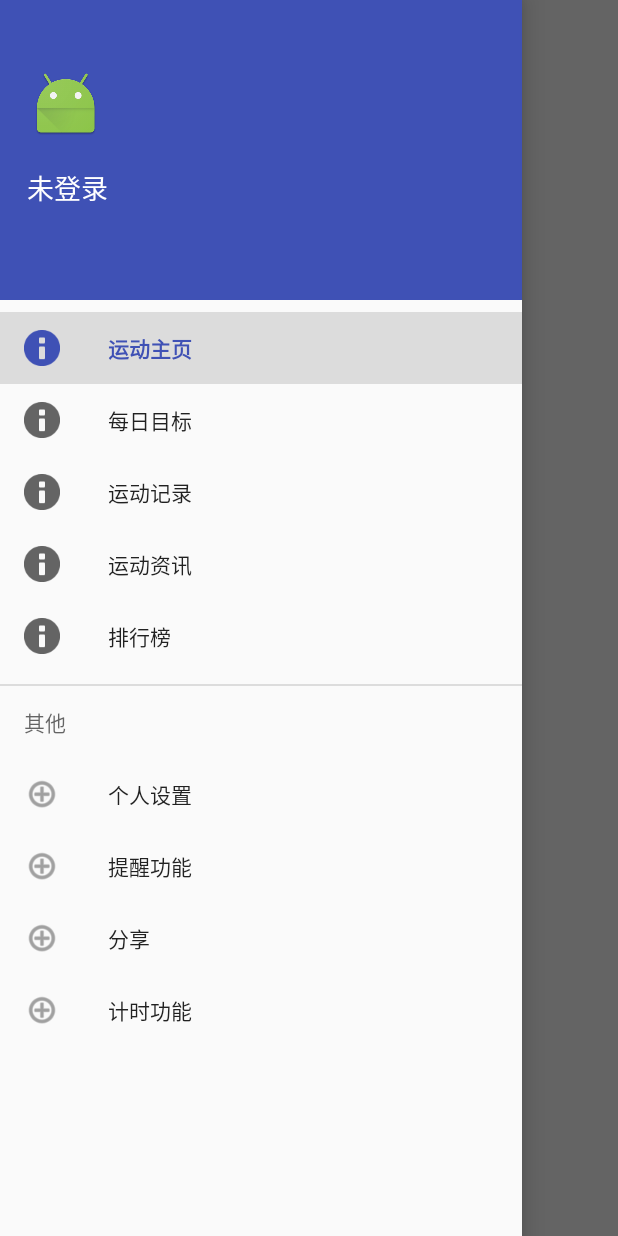
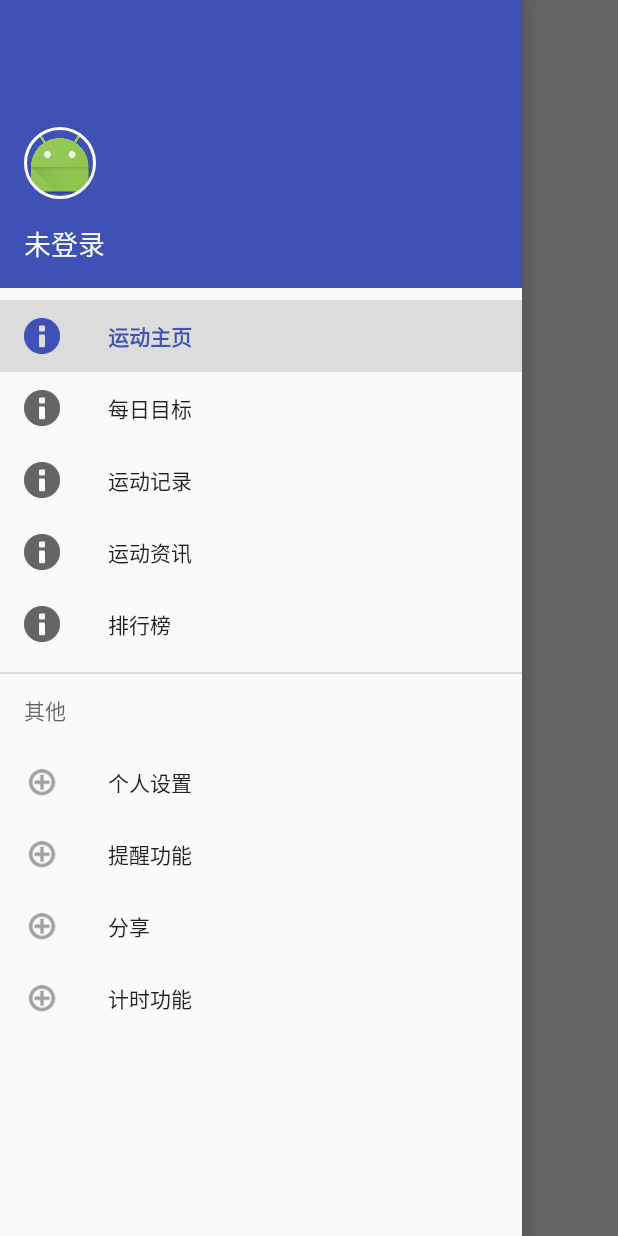
Before and after one commit to fahrul66/StudyDemo, an Android app: the screen it shows after launch (MainActivity), with the side drawer open, on a phone screen of 412 x 824 dp. Run offline under Robolectric (Android 15) with nearby library versions, the phone set to English and light mode, and no system bars; our stand-ins replace ButterKnife, CircleImageView; libraries missing offline, so code that uses them is left out: com.baidu.mapapi; 2 statements that could not run were skipped.

Commit message:
bitmap use

```diff
--- a/Runner/app/src/main/res/layout/navigation_header.xml
+++ b/Runner/app/src/main/res/layout/navigation_header.xml
@@ -2,25 +2,28 @@
 <LinearLayout xmlns:android="http://schemas.android.com/apk/res/android"
     xmlns:app="http://schemas.android.com/apk/res-auto"
     android:layout_width="match_parent"
-    android:layout_height="200dp"
+    android:layout_height="192dp"
     android:background="@color/colorPrimary"
+    android:padding="16dp"
+    android:gravity="bottom"
     android:orientation="vertical">
 
-    <ImageView
+    <de.hdodenhof.circleimageview.CircleImageView
         android:id="@+id/img_navigation_header"
         android:layout_width="wrap_content"
         android:layout_height="wrap_content"
-        android:layout_marginLeft="20dp"
-        android:layout_marginTop="45dp"
+        app:civ_border_color="@color/white"
+        app:civ_border_width="2dp"
+        app:civ_border_overlay="true"
+        android:layout_marginBottom="16dp"
         android:src="@mipmap/ic_launcher" />
 
     <TextView
         android:id="@+id/btn_navigation_header"
-        android:layout_width="wrap_content"
+        android:layout_width="match_parent"
         android:layout_height="wrap_content"
         android:text="@string/navi_header_tv"
         android:background="?android:selectableItemBackground"
-        android:padding="18dp"
         android:textColor="@color/white"
         android:textSize="18sp" />
 </LinearLayout>
```
Also changed, not shown: 4 other files.
